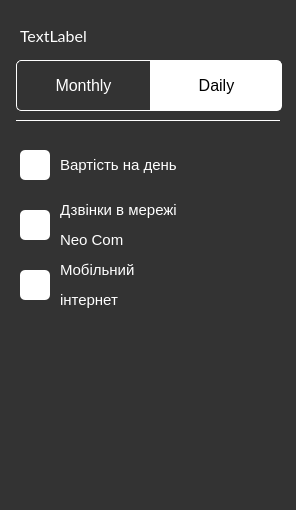
tarashunchak/PhoneCompanyManager, file PhoneManagerGUI/tariffcard.ui: the form before one commit.
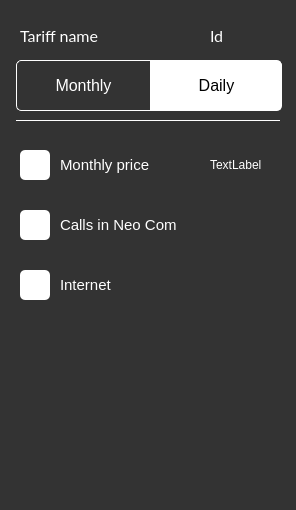
The form after the commit.

```diff
--- a/PhoneManagerGUI/tariffcard.ui
+++ b/PhoneManagerGUI/tariffcard.ui
@@ -94,12 +94,13 @@
     </font>
    </property>
    <property name="styleSheet">
-    <string notr="true">color:white;
+    <string notr="true">background-color:transparent;
+color:white;
 font-family:Lato;
 font-size:16px;</string>
    </property>
    <property name="text">
-    <string>TextLabel</string>
+    <string>Tariff name</string>
    </property>
   </widget>
   <widget class="QLabel" name="daily_price">
@@ -121,7 +122,7 @@
 background-color:transparent;</string>
    </property>
    <property name="text">
-    <string>Вартість на день</string>
+    <string>Monthly price</string>
    </property>
   </widget>
   <widget class="QLabel" name="calls">
@@ -143,7 +144,7 @@
 background-color:transparent;</string>
    </property>
    <property name="text">
-    <string>&lt;html&gt;&lt;head/&gt;&lt;body&gt;&lt;p&gt;Дзвінки в мережі &lt;/p&gt;&lt;p&gt;Neo Com&lt;/p&gt;&lt;/body&gt;&lt;/html&gt;</string>
+    <string>&lt;html&gt;&lt;head/&gt;&lt;body&gt;&lt;p&gt;Calls in Neo Com&lt;/p&gt;&lt;/body&gt;&lt;/html&gt;</string>
    </property>
    <property name="wordWrap">
     <bool>false</bool>
@@ -154,7 +155,7 @@
     <rect>
      <x>60</x>
      <y>260</y>
-     <width>120</width>
+     <width>61</width>
      <height>50</height>
     </rect>
    </property>
@@ -168,7 +169,7 @@
 background-color:transparent;</string>
    </property>
    <property name="text">
-    <string>&lt;html&gt;&lt;head/&gt;&lt;body&gt;&lt;p&gt;Мобільний &lt;/p&gt;&lt;p&gt;інтернет&lt;/p&gt;&lt;/body&gt;&lt;/html&gt;</string>
+    <string>&lt;html&gt;&lt;head/&gt;&lt;body&gt;&lt;p&gt;Internet&lt;/p&gt;&lt;/body&gt;&lt;/html&gt;</string>
    </property>
   </widget>
   <widget class="Line" name="line">
@@ -245,6 +246,42 @@
     <bool>true</bool>
    </property>
   </widget>
+  <widget class="QLabel" name="id_label">
+   <property name="geometry">
+    <rect>
+     <x>210</x>
+     <y>20</y>
+     <width>71</width>
+     <height>31</height>
+    </rect>
+   </property>
+   <property name="styleSheet">
+    <string notr="true">background-color:transparent;
+color:white;
+font-family:Lato;
+font-size:16px;</string>
+   </property>
+   <property name="text">
+    <string>Id</string>
+   </property>
+  </widget>
+  <widget class="QLabel" name="price_label">
+   <property name="geometry">
+    <rect>
+     <x>210</x>
+     <y>155</y>
+     <width>70</width>
+     <height>20</height>
+    </rect>
+   </property>
+   <property name="styleSheet">
+    <string notr="true">color:white;
+background-color:transparent;</string>
+   </property>
+   <property name="text">
+    <string>TextLabel</string>
+   </property>
+  </widget>
  </widget>
  <resources/>
  <connections/>
```
